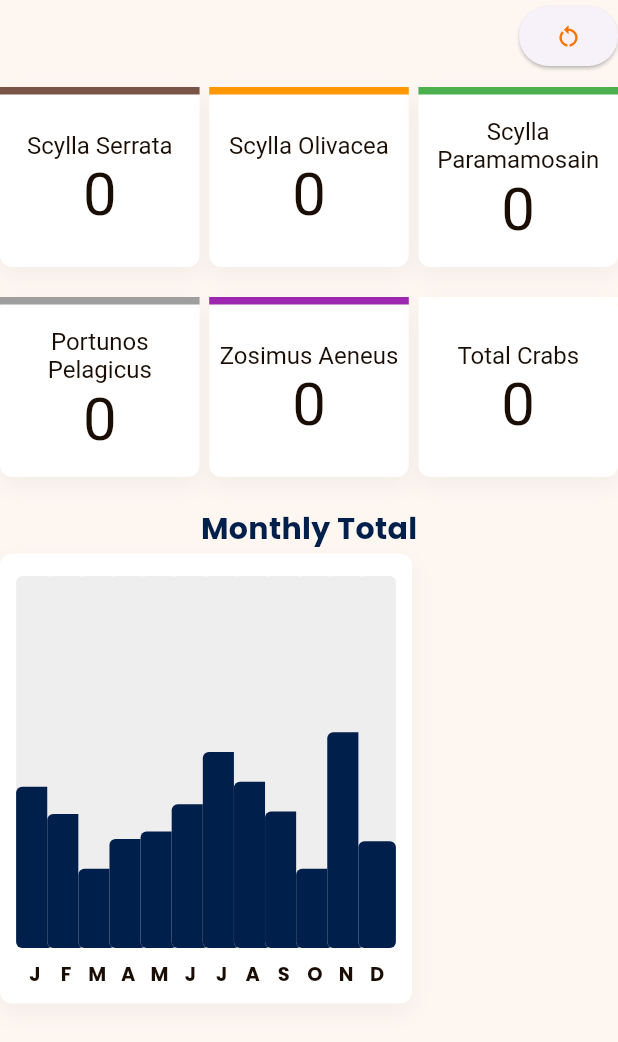
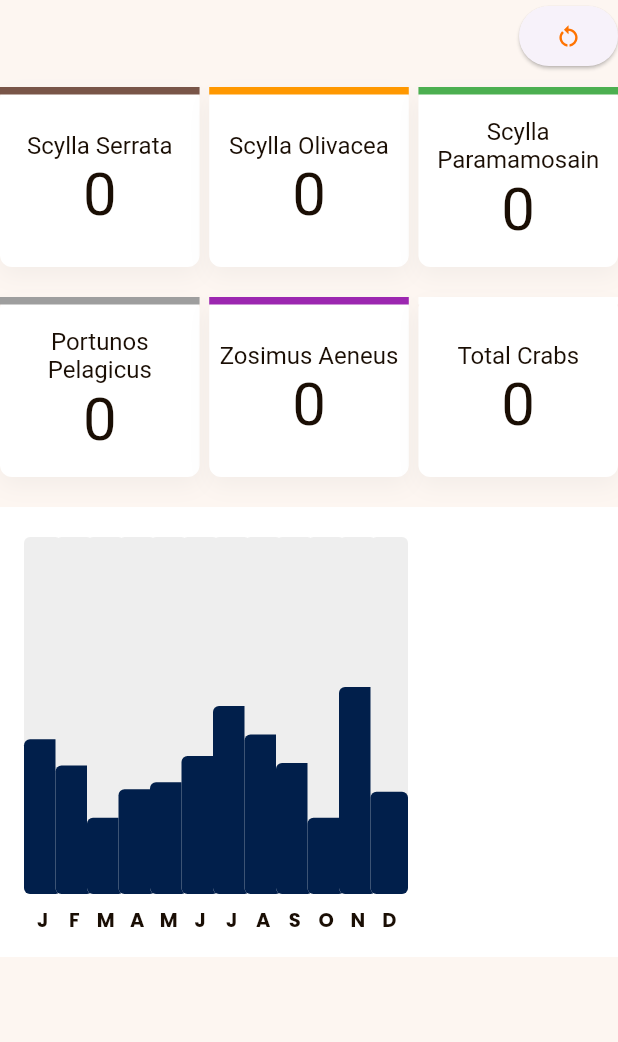
Before and after one commit to keannugran19/crabcheckweb, a Flutter app: the DashboardPageLargeScreen widget shown alone on an empty page, opened directly, on a phone screen of 412 x 824 dp. Shown: the top 1042 px of the screen. Run offline on Flutter 3.47's test engine with Material 3 defaults, Android fonts, the phone set to English and light mode, and no system bars; drawn by our look-alikes of fl_chart; our stand-ins replace cloud_firestore, data_table_2, firebase_auth, firebase_core, get, google_fonts; accounts and stored records are empty.

Commit message:
UPDATE pie chart and bar graph enhanced and put in one container

```diff
--- a/lib/pages/dashboard/widgets/dashboard_card_large.dart
+++ b/lib/pages/dashboard/widgets/dashboard_card_large.dart
@@ -5,6 +5,7 @@ import 'package:crabcheckweb1/pages/dashboard/barGraph/bar_graph_lists.dart';
 import 'package:crabcheckweb1/pages/dashboard/widgets/info_card.dart';
 import 'package:fl_chart/fl_chart.dart';
 import 'package:flutter/material.dart';
+import 'package:flutter/widgets.dart';
 
 class DashboardPageLargeScreen extends StatefulWidget {
   const DashboardPageLargeScreen({super.key});
@@ -234,51 +235,42 @@ class _DashboardPageLargeScreenState extends State<DashboardPageLargeScreen> {
           ],
         ),
 
-        Padding(
-          padding: const EdgeInsets.fromLTRB(0, 20.0, 0.0, 2.0),
-          child: Text(
-            "Monthly Total",
-            style: TextStyle(
-              color: colorScheme.secondary,
-              fontSize: 20,
-              fontWeight: FontWeight.bold,
-            ),
-          ),
+        const SizedBox(
+          height: 20,
         ),
 
-        Row(
+        Container(
+          color: Colors.white,
+          height: 300,
+          child: Padding(
+            padding: const EdgeInsets.all(20.0),
+            child: Row(
               mainAxisSize: MainAxisSize.max,
               children: [
+                // Row(children: [
+                //   // top texts before graph and chart
+                //   Text(
+                //     "Monthly Total:",
+                //     style: TextStyle(
+                //       color: colorScheme.secondary,
+                //       fontSize: 20,
+                //       fontWeight: FontWeight.bold,
+                //     ),
+                //   ),
+                // ]),
                 // BAR GRAPH
                 Expanded(
                   flex: 2,
-              child: Container(
-                  height: 300,
-                  decoration: BoxDecoration(
-                      color: Colors.white,
-                      boxShadow: [
-                        BoxShadow(
-                            offset: const Offset(0, 6),
-                            color: Colors.grey.withOpacity(.1),
-                            blurRadius: 12),
-                      ],
-                      borderRadius: BorderRadius.circular(8)),
-                  child: Padding(
-                    padding: const EdgeInsets.all(15.0),
                   child: BarGraph(
                     totalCrabs: graphData,
                   ),
-                  )),
                 ),
 
                 // PIE CHART
                 Expanded(
                   flex: 1,
-                child: SizedBox(
-                    height: 300,
                   child: PieChart(
-                        swapAnimationDuration:
-                            const Duration(milliseconds: 750),
+                      swapAnimationDuration: const Duration(milliseconds: 750),
                       swapAnimationCurve: Curves.easeInOutQuint,
                       PieChartData(sections: [
                         PieChartSectionData(
@@ -296,8 +288,11 @@ class _DashboardPageLargeScreenState extends State<DashboardPageLargeScreen> {
                         PieChartSectionData(
                             value: zosimusAeneusCount.toDouble(),
                             color: Colors.purple),
-                        ]))))
+                      ])),
+                )
               ],
+            ),
+          ),
         ),
       ],
     );
```
Lines whose indentation alone changed are shown as unchanged.
